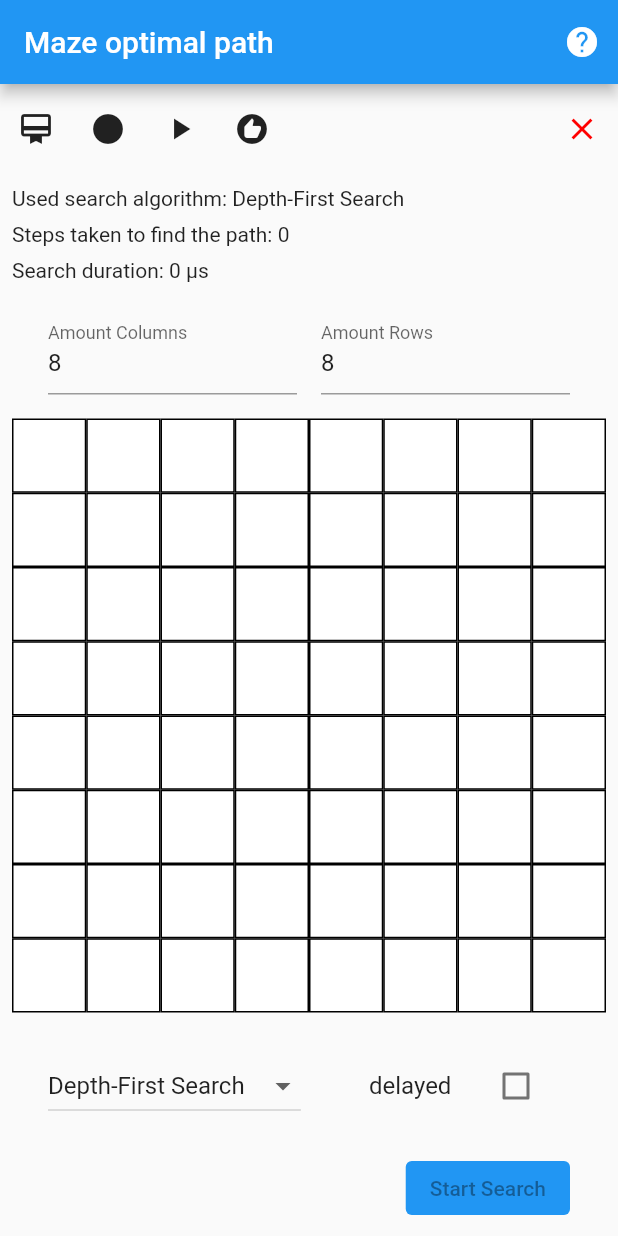
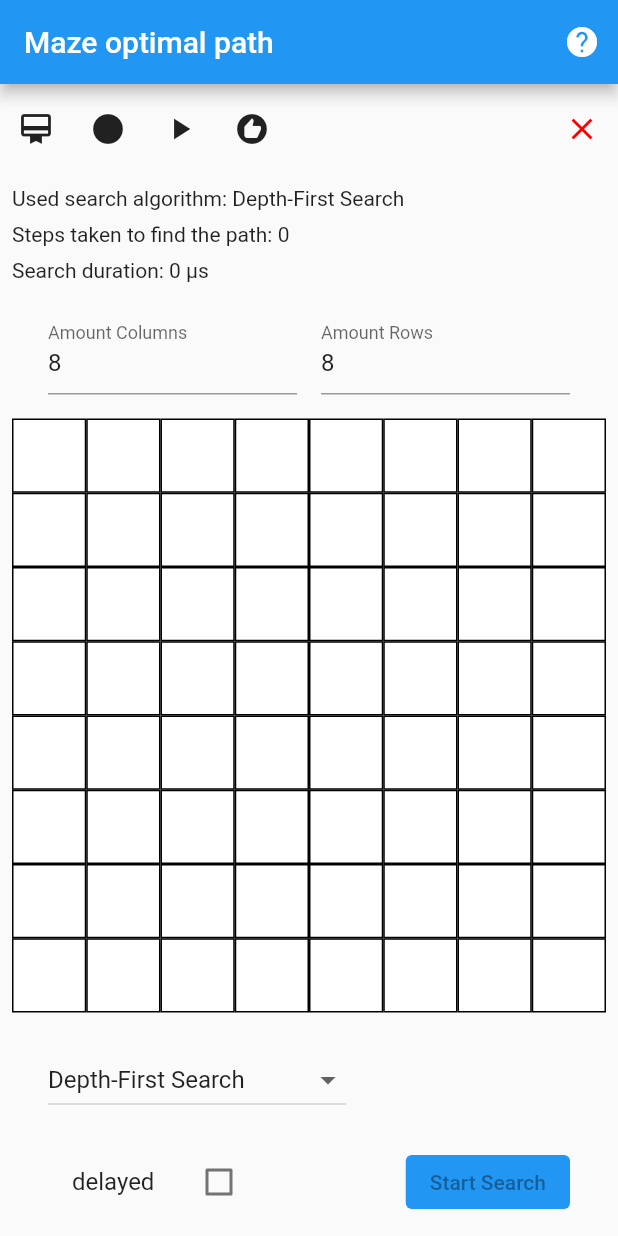
Before and after one commit to md-weber/maze_search_ai, a Flutter app: the screen it shows after launch, on a phone screen of 412 x 824 dp. Run offline on Flutter 3.47's test engine with Material 2 defaults, Android fonts, the phone set to English and light mode, and no system bars; our stand-ins replace tuple.

Commit message:
updated text

```diff
--- a/lib/controllers/search_controller.dart
+++ b/lib/controllers/search_controller.dart
@@ -114,8 +114,8 @@ class SearchController {
     final Map<String, Tuple2<int, int>> result = {
       "up": Tuple2(state.item1, state.item2 - 1),
       "down": Tuple2(state.item1, state.item2 + 1),
+      "right": Tuple2(state.item1 + 1, state.item2),
       "left": Tuple2(state.item1 - 1, state.item2),
-      "right": Tuple2(state.item1 + 1, state.item2)
     };
 
     result.removeWhere((key, value) {
--- a/lib/views/home_view.dart
+++ b/lib/views/home_view.dart
@@ -103,7 +103,7 @@ class HomeView extends StatelessWidget {
                     ),
                     DropdownMenuItem(
                       value: SearchAlgo.gbfs,
-                      child: Text("Greedy-Best Search"),
+                      child: Text("Greedy-Best First Search"),
                     ),
                     DropdownMenuItem(
                       value: SearchAlgo.a,
@@ -118,6 +118,13 @@ class HomeView extends StatelessWidget {
                         .updateSearchActive(searchActive: false);
                   },
                 ),
+              ],
+            ),
+          ),
+          Padding(
+            padding: boxPadding,
+            child: Row(
+              children: [
                 SizedBox(
                   width: 150,
                   child: CheckboxListTile(
@@ -127,13 +134,6 @@ class HomeView extends StatelessWidget {
                         homeViewProvider.toggleDelayed(isDelayed: value);
                       }),
                 ),
-              ],
-            ),
-          ),
-          Padding(
-            padding: boxPadding,
-            child: Row(
-              children: [
                 const Spacer(),
                 Tooltip(
                   message: getTooltip(homeViewProvider),
```
